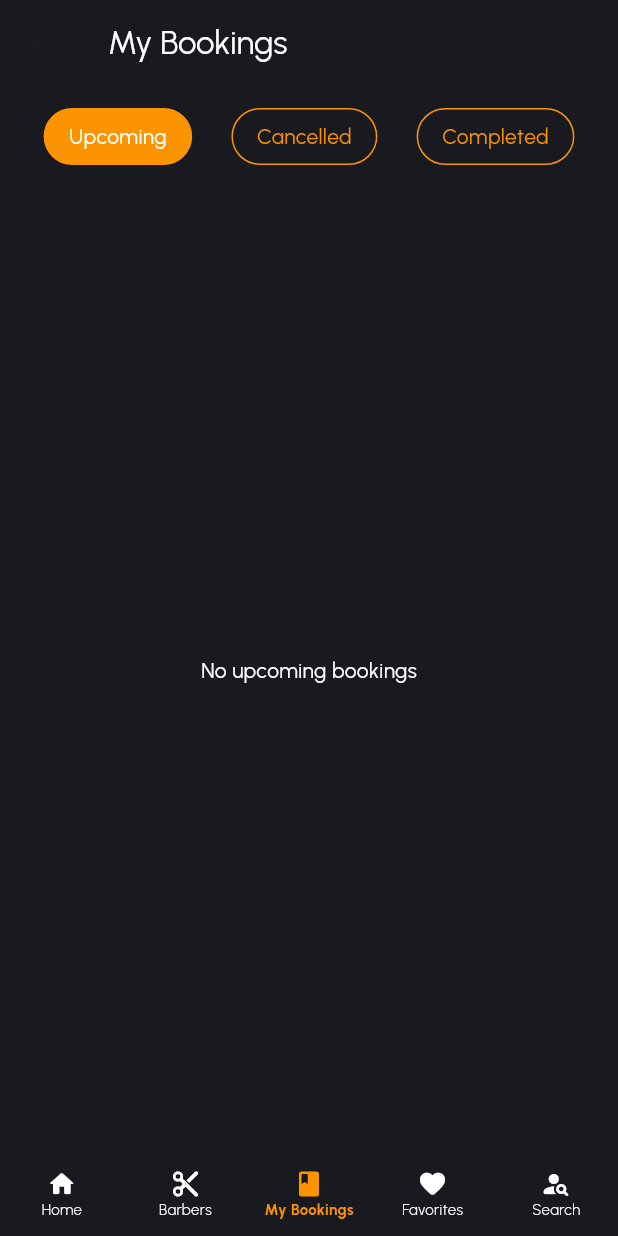
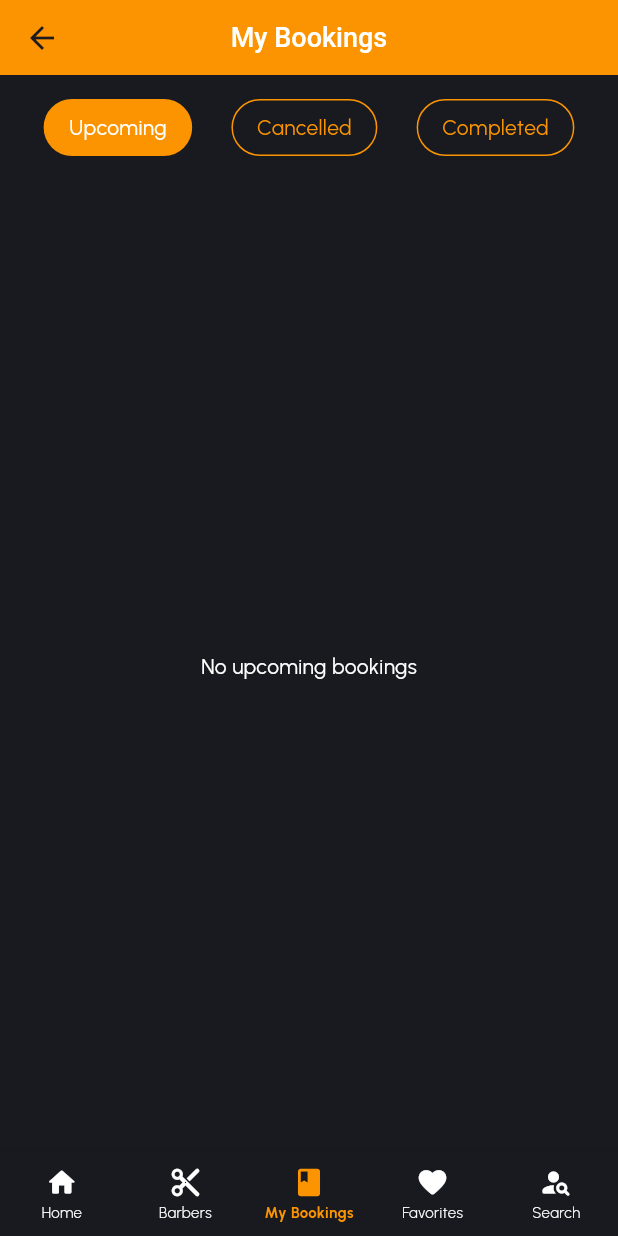
Before and after one commit to MahnoorWaseem/TrimTime-Flutter, a Flutter app: the NavigationExample screen opened directly, item 3 of the bottom bar chosen, on a phone screen of 412 x 824 dp. Run offline on Flutter 3.47's test engine with Material 3 defaults, Android fonts, the light colour scheme and no system bars; our stand-ins replace animated_text_kit, carousel_slider, cloud_firestore, firebase_auth, firebase_core, flutter_animate and 5 more; accounts and stored records are empty.

Commit message:
feat : improve styling

```diff
--- /dev/null
+++ b/lib/components/CustomAppBar.dart
@@ -0,0 +1,17 @@
+import 'package:flutter/material.dart';
+import 'package:flutter/widgets.dart';
+import 'package:trim_time/colors/custom_colors.dart';
+
+PreferredSizeWidget CustomAppBar({String title = ''}) {
+  return AppBar(
+    toolbarHeight: 50,
+    centerTitle: true,
+    titleTextStyle: TextStyle(
+        color: CustomColors.white, fontSize: 18, fontWeight: FontWeight.w500),
+    // backgroundColor: CustomColors.gunmetal,
+    backgroundColor: CustomColors.peelOrange,
+    title: Text(
+      '$title',
+    ),
+  );
+}
--- a/lib/components/bottomnavigation/bottomnavigation.dart
+++ b/lib/components/bottomnavigation/bottomnavigation.dart
@@ -1,12 +1,8 @@
 import 'package:flutter/material.dart';
-import 'package:flutter_spinkit/flutter_spinkit.dart';
 import 'package:provider/provider.dart';
-import 'package:trim_time/controller/firestore.dart';
-import 'package:trim_time/controller/local_storage.dart';
 import 'package:trim_time/providers/sample_provider.dart';
 import 'package:trim_time/views/barber_listing/barber_listing.dart';
 import 'package:trim_time/views/bookings/booking.dart';
-import 'package:trim_time/views/clientScreens/registration_client.dart';
 import 'package:trim_time/views/favouriteScreen/favourite_screen.dart';
 import 'package:trim_time/views/searchPage/search_page.dart';
 import '../../views/homescreenclient/homecontent.dart';
@@ -26,35 +22,56 @@ class _NavigationExampleState extends State<NavigationExample> {
 
   List destinations = [
     NavigationDestination(
-      selectedIcon:
-          const Icon(Icons.home_rounded, color: CustomColors.peelOrange),
-      icon: const Icon(Icons.home_rounded, color: Colors.white),
+      selectedIcon: Container(
+          margin: const EdgeInsets.only(bottom: 2),
+          child:
+              const Icon(Icons.home_rounded, color: CustomColors.peelOrange)),
+      icon: Container(
+          margin: const EdgeInsets.only(bottom: 2),
+          child: const Icon(Icons.home_rounded, color: Colors.white)),
       label: 'Home',
     ),
     NavigationDestination(
-      selectedIcon:
-          const Icon(Icons.content_cut_rounded, color: CustomColors.peelOrange),
-      icon: const Icon(Icons.content_cut_rounded, color: Colors.white),
+      selectedIcon: Container(
+          margin: const EdgeInsets.only(bottom: 2),
+          child: const Icon(Icons.content_cut_rounded,
+              color: CustomColors.peelOrange)),
+      icon: Container(
+          margin: const EdgeInsets.only(bottom: 2),
+          child: const Icon(Icons.content_cut_rounded, color: Colors.white)),
       label: 'Barbers',
     ),
     NavigationDestination(
-      selectedIcon:
-          const Icon(Icons.book_rounded, color: CustomColors.peelOrange),
-      icon: const Icon(Icons.book_rounded, color: Colors.white),
+      selectedIcon: Container(
+          margin: const EdgeInsets.only(bottom: 2),
+          child:
+              const Icon(Icons.book_rounded, color: CustomColors.peelOrange)),
+      icon: Container(
+          margin: const EdgeInsets.only(bottom: 2),
+          child: const Icon(Icons.book_rounded, color: Colors.white)),
       label: 'My Bookings',
     ),
     NavigationDestination(
-      selectedIcon:
-          const Icon(Icons.favorite_rounded, color: CustomColors.peelOrange),
-      icon: const Icon(Icons.favorite_rounded, color: Colors.white),
+      selectedIcon: Container(
+          margin: const EdgeInsets.only(bottom: 2),
+          child: const Icon(Icons.favorite_rounded,
+              color: CustomColors.peelOrange)),
+      icon: Container(
+          margin: const EdgeInsets.only(bottom: 2),
+          child: const Icon(Icons.favorite_rounded, color: Colors.white)),
       label: 'Favorites',
     ),
     NavigationDestination(
-      selectedIcon: Icon(
+      selectedIcon: Container(
+        margin: const EdgeInsets.only(bottom: 2),
+        child: const Icon(
           Icons.person_search_rounded,
           color: CustomColors.peelOrange,
         ),
-      icon: Icon(Icons.person_search_rounded, color: Colors.white),
+      ),
+      icon: Container(
+          margin: const EdgeInsets.only(bottom: 2),
+          child: const Icon(Icons.person_search_rounded, color: Colors.white)),
       label: 'Search',
     ),
   ];
@@ -65,7 +82,12 @@ class _NavigationExampleState extends State<NavigationExample> {
         Provider.of<SampleProvider>(context, listen: false);
 
     return Scaffold(
-      bottomNavigationBar: BottomNavigationBar(
+      bottomNavigationBar: Theme(
+        data: Theme.of(context).copyWith(
+          splashColor: CustomColors.transparent,
+          highlightColor: CustomColors.transparent,
+        ),
+        child: BottomNavigationBar(
           type: BottomNavigationBarType
               .fixed, // Ensure no background circle for selected icon
 
@@ -77,12 +99,14 @@ class _NavigationExampleState extends State<NavigationExample> {
           },
           backgroundColor: CustomColors.gunmetal,
           selectedItemColor: CustomColors.peelOrange,
-        iconSize: 20,
+          iconSize: 22,
 
           unselectedItemColor: Colors.white,
 
-        unselectedLabelStyle:
-            const TextStyle(fontSize: 10, fontWeight: FontWeight.w300),
+          unselectedLabelStyle: const TextStyle(
+            fontSize: 10,
+            fontWeight: FontWeight.w300,
+          ),
           selectedLabelStyle:
               const TextStyle(fontSize: 10, fontWeight: FontWeight.bold),
           items: destinations
@@ -92,6 +116,7 @@ class _NavigationExampleState extends State<NavigationExample> {
                     label: destination.label,
                   ))
               .toList(),
+        ),
       ),
 
       /// undo from here
@@ -151,8 +176,8 @@ class _NavigationExampleState extends State<NavigationExample> {
 // }
 
 class NavigationDestination {
-  final Icon icon;
-  final Icon selectedIcon;
+  final Widget icon;
+  final Widget selectedIcon;
   final String label;
 
   NavigationDestination({
--- a/lib/views/barberScreens/manage_days.dart
+++ b/lib/views/barberScreens/manage_days.dart
@@ -66,12 +66,15 @@ class _ManageDaysState extends State<ManageDays> {
             barberAvailability: sampleProvider.barberAvailability);
 
         sampleProvider.setUpdateDaysCIP(false);
+
+        if (mounted) {
           ScaffoldMessenger.of(context).showSnackBar(
             const SnackBar(
               content: Text('Days updated successfully'),
               duration: Duration(seconds: 1),
             ),
           );
+        }
       }, child: Consumer<SampleProvider>(
         builder: (context, provider, child) {
           return provider.updateDaysCIP
--- a/lib/views/barberScreens/manage_slots.dart
+++ b/lib/views/barberScreens/manage_slots.dart
@@ -45,12 +45,15 @@ class _ManageSlotsState extends State<ManageSlots> {
               barberAvailability: sampleProvider.barberAvailability);
 
           sampleProvider.setUpdateSlotsCIP(false);
+
+          if (mounted) {
             ScaffoldMessenger.of(context).showSnackBar(
               const SnackBar(
                 content: Text('Slots updated successfully'),
                 duration: Duration(seconds: 1),
               ),
             );
+          }
         }, child: Consumer<SampleProvider>(
           builder: (context, provider, child) {
             return provider.updateSlotsCIP
--- a/lib/views/bookings/booking.dart
+++ b/lib/views/bookings/booking.dart
@@ -2,6 +2,7 @@ import 'package:flutter/material.dart';
 import 'package:flutter/widgets.dart';
 import 'package:provider/provider.dart';
 import 'package:trim_time/colors/custom_colors.dart';
+import 'package:trim_time/components/CustomAppBar.dart';
 import 'package:trim_time/providers/sample_provider.dart';
 import 'package:intl/intl.dart';
 import 'package:trim_time/views/reviewsAndRating/reviews.dart';
@@ -34,13 +35,8 @@ class _BookingScreenState extends State<BookingScreen> {
 
     return Scaffold(
       backgroundColor: CustomColors.gunmetal,
-      appBar: AppBar(
-        backgroundColor: CustomColors.gunmetal,
-        title: const Text(
-          'My Bookings',
-          style: TextStyle(color: CustomColors.white),
-        ),
-        elevation: 0,
+      appBar: CustomAppBar(
+        title: 'My Bookings',
       ),
       body: Column(
         children: [
```
Also changed, not shown: lib/views/barber_listing/barber_listing.dart (+3 -13 lines), lib/views/favouriteScreen/favourite_screen.dart (+15 -8 lines), lib/views/searchPage/search_page.dart (+8 -7 lines). Lines whose indentation alone changed are shown as unchanged.
